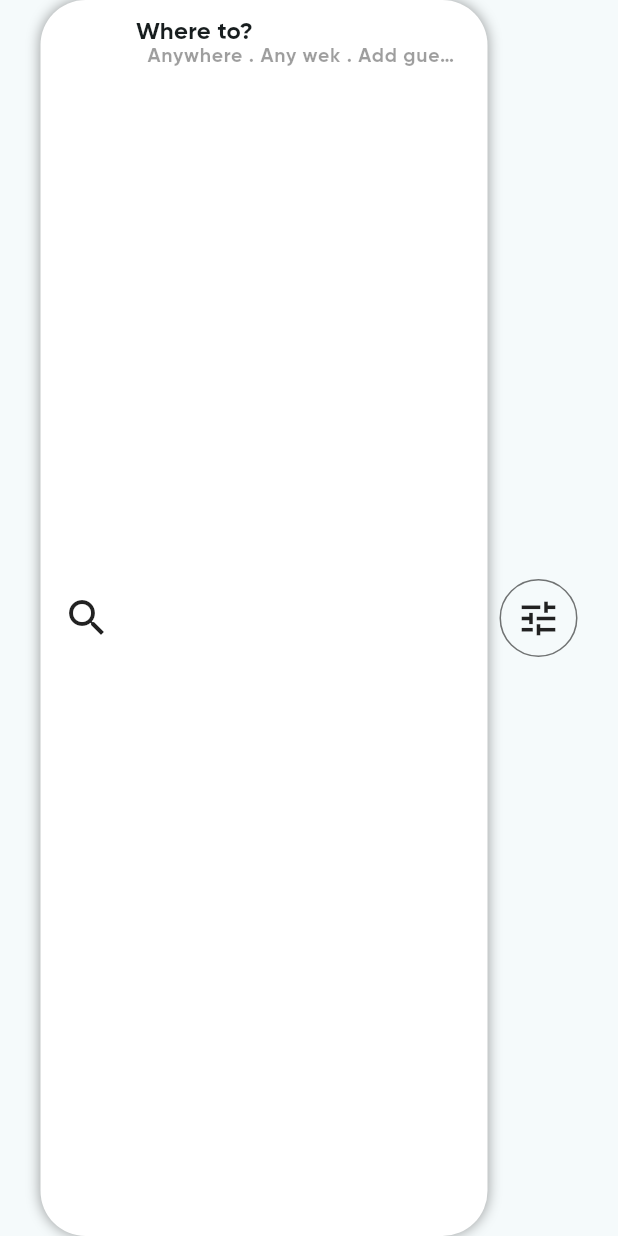
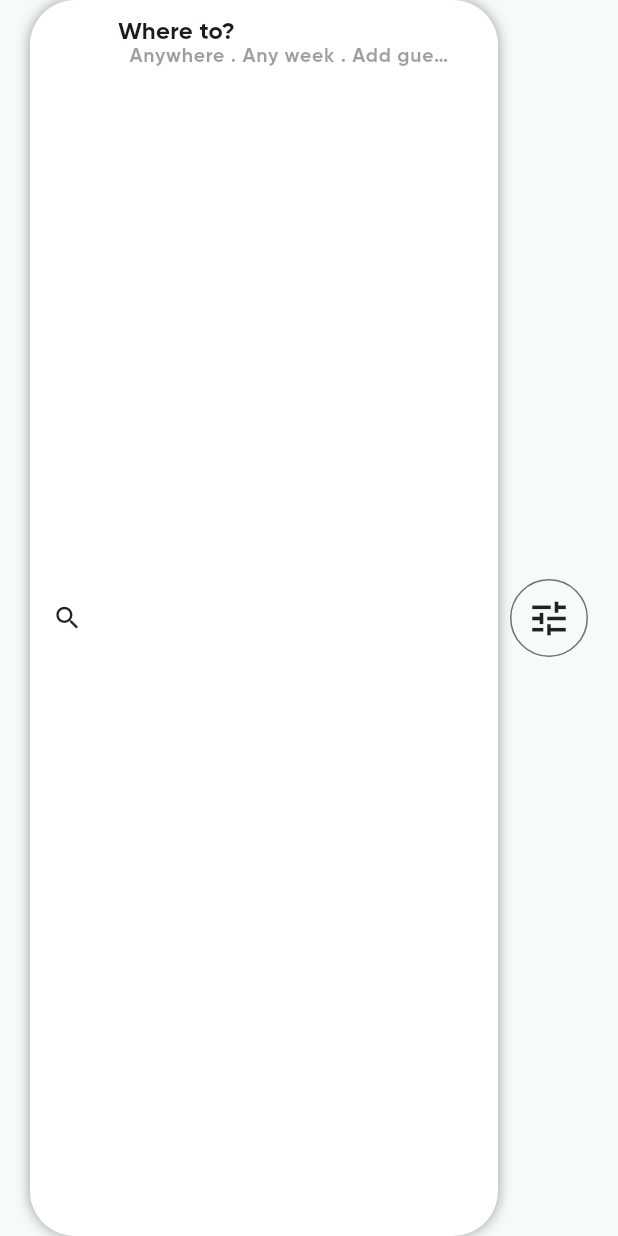
Before and after one commit to 41hulk/finds, a Flutter app: the SearchBarAndFilter widget shown alone on an empty page, opened directly, on a phone screen of 412 x 824 dp. Run offline on Flutter 3.47's test engine with Material 3 defaults, Android fonts, the light colour scheme and no system bars; our stand-ins replace another_carousel_pro, another_flutter_splash_screen, font_awesome_flutter, logger, sensors_plus, shared_preferences and 2 more; accounts and stored records are empty; network calls fail.

Commit message:
ref: explore screen polish

```diff
--- a/lib/screens/auth/login_screen.dart
+++ b/lib/screens/auth/login_screen.dart
@@ -2,7 +2,6 @@ import 'package:finds/config/shared_preferences.dart';
 import 'package:finds/provider/auth_provider.dart';
 import 'package:flutter/material.dart';
 import 'package:font_awesome_flutter/font_awesome_flutter.dart';
-import 'package:google_fonts/google_fonts.dart';
 import 'package:provider/provider.dart';
 import 'package:top_snackbar_flutter/custom_snack_bar.dart';
 import 'dart:convert';
--- a/lib/screens/explorer/property_detail_screen.dart
+++ b/lib/screens/explorer/property_detail_screen.dart
@@ -11,7 +11,7 @@ class PropertyDetailScreen extends StatelessWidget {
     return Scaffold(
       appBar: AppBar(title: Text(property.name)),
       body: Padding(
-        padding: const EdgeInsets.all(16.0),
+        padding: const EdgeInsets.all(19.0),
         child: Column(
           crossAxisAlignment: CrossAxisAlignment.start,
           children: [
--- a/lib/widgets/search_bar.dart
+++ b/lib/widgets/search_bar.dart
@@ -7,7 +7,7 @@ class SearchBarAndFilter extends StatelessWidget {
   Widget build(BuildContext context) {
     return Padding(
       padding: const EdgeInsets.symmetric(
-        horizontal: 27,
+        horizontal: 20,
       ),
       child: Row(
         children: [
@@ -32,10 +32,11 @@ class SearchBarAndFilter extends StatelessWidget {
                   children: [
                     Icon(
                       Icons.search,
-                      size: 32,
+                      size: 20,
                     ),
-                    SizedBox(width: 8),
-                    Column(
+                    SizedBox(width: 15),
+                    Expanded(
+                      child: Column(
                         crossAxisAlignment: CrossAxisAlignment.start,
                         children: [
                           Text(
@@ -47,13 +48,12 @@ class SearchBarAndFilter extends StatelessWidget {
                           ),
                           SizedBox(
                             height: 20,
-                          width: 240,
                             child: TextField(
                               decoration: InputDecoration(
                                 border: OutlineInputBorder(
                                   borderSide: BorderSide.none,
                                 ),
-                              hintText: "Anywhere . Any wek . Add guests",
+                                hintText: "Anywhere . Any week . Add guests",
                                 hintStyle: TextStyle(
                                   color: Colors.black38,
                                   fontSize: 13,
@@ -64,6 +64,7 @@ class SearchBarAndFilter extends StatelessWidget {
                             ),
                           ),
                         ],
+                      ),
                     ),
                   ],
                 ),
--- a/pubspec.yaml
+++ b/pubspec.yaml
@@ -48,6 +48,8 @@ dependencies:
   fluttertoast: ^8.0.9
   sensors_plus: ^3.0.0
   font_awesome_flutter: ^10.8.0
+  another_carousel_pro: ^1.0.2
+
 
 flutter_launcher_icons:
   android: "launcher_icon"
```
Also changed, not shown: lib/screens/explorer/display_state.dart (added, +126 -0 lines), lib/screens/explorer/explorer_screen.dart (+12 -3 lines), lib/screens/explorer/property_list.dart (+6 -4 lines), pubspec.lock. Lines whose indentation alone changed are shown as unchanged.
